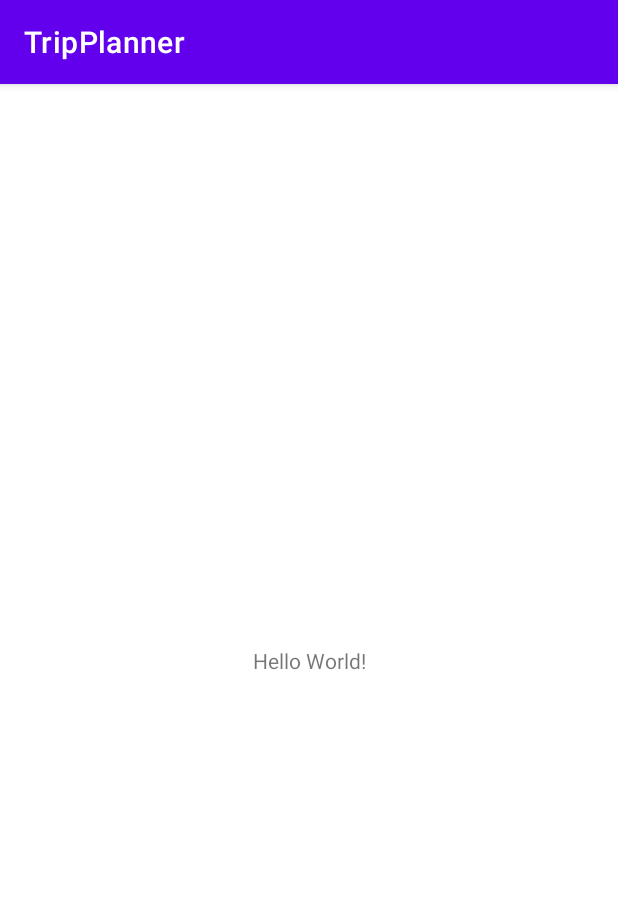
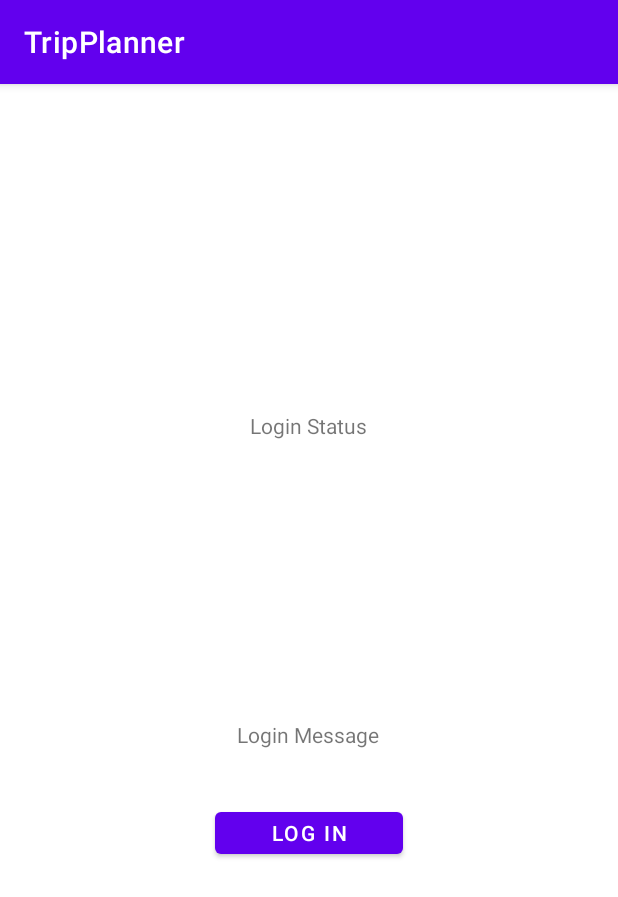
Before and after one commit to coinflipgaming/TripPlanner, an Android app: the screen it shows after launch (MainActivity), on a phone screen of 412 x 824 dp. Shown: the top 897 px of the screen. Run offline under Robolectric (Android 15) with nearby library versions, the phone set to English and light mode, and no system bars.

Commit message:
layout skelton

```diff
--- a/app/src/main/AndroidManifest.xml
+++ b/app/src/main/AndroidManifest.xml
@@ -10,6 +10,12 @@
         android:supportsRtl="true"
         android:theme="@style/Theme.TripPlanner">
         <activity
+            android:name=".TripEdit"
+            android:exported="false" />
+        <activity
+            android:name=".TripList"
+            android:exported="false" />
+        <activity
             android:name=".MainActivity"
             android:exported="true">
             <intent-filter>
--- a/app/src/main/res/layout/activity_main.xml
+++ b/app/src/main/res/layout/activity_main.xml
@@ -1,18 +1,39 @@
 <?xml version="1.0" encoding="utf-8"?>
-<androidx.constraintlayout.widget.ConstraintLayout xmlns:android="http://schemas.android.com/apk/res/android"
-    xmlns:app="http://schemas.android.com/apk/res-auto"
+<LinearLayout xmlns:android="http://schemas.android.com/apk/res/android"
     xmlns:tools="http://schemas.android.com/tools"
     android:layout_width="match_parent"
     android:layout_height="match_parent"
-    tools:context=".MainActivity">
+    tools:context=".MainActivity"
+    android:gravity="center"
+    android:orientation="vertical">
 
     <TextView
-        android:layout_width="wrap_content"
-        android:layout_height="wrap_content"
-        android:text="Hello World!"
-        app:layout_constraintBottom_toBottomOf="parent"
-        app:layout_constraintLeft_toLeftOf="parent"
-        app:layout_constraintRight_toRightOf="parent"
-        app:layout_constraintTop_toTopOf="parent" />
+        android:id="@+id/login_status_textview"
+        android:layout_width="150dp"
+        android:layout_height="25dp"
+        android:text="Login Status"
+        android:textAlignment="center"/>
 
-</androidx.constraintlayout.widget.ConstraintLayout>
+    <ImageView
+        android:layout_margin="15dp"
+        android:id="@+id/login_icon"
+        android:layout_width="150dp"
+        android:layout_height="150dp"
+        android:gravity="center"/>
+
+    <TextView
+        android:id="@+id/login_message_textview"
+        android:layout_width="150dp"
+        android:layout_height="25dp"
+        android:text="Login Message"
+        android:textAlignment="center"/>
+
+    <Button
+        android:layout_margin="30dp"
+        android:id="@+id/login_button"
+        android:layout_width="125dp"
+        android:layout_height="40dp"
+        android:text="Log in"
+        android:gravity="center"/>
+
+</LinearLayout>
```
Also changed, not shown: app/src/main/java/com/example/tripplanner/Data.kt (added, +7 -0 lines), app/src/main/java/com/example/tripplanner/TripEdit.kt (added, +11 -0 lines), app/src/main/java/com/example/tripplanner/TripList.kt (added, +11 -0 lines), app/src/main/res/layout/activity_trip_edit.xml (added, +79 -0 lines), app/src/main/res/layout/activity_trip_list.xml (added, +26 -0 lines).
